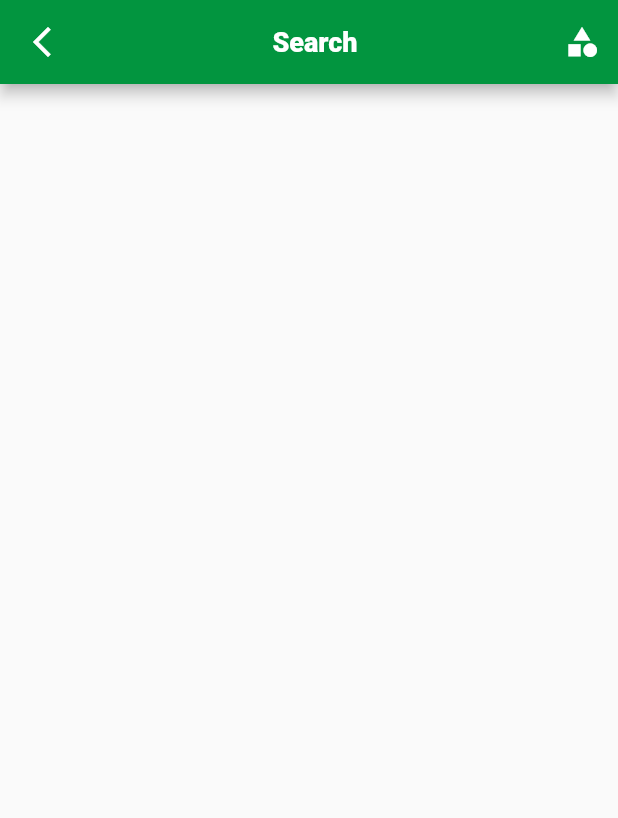
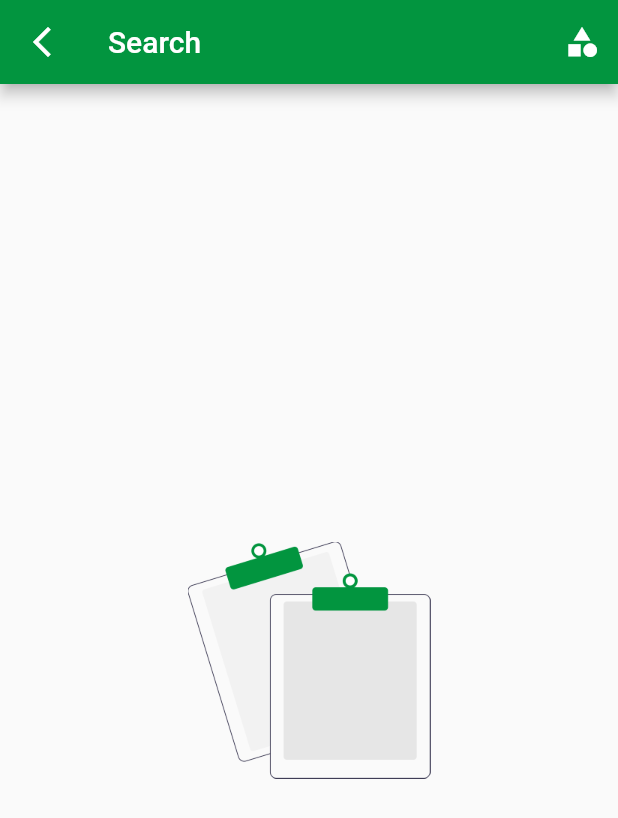
Before and after one commit to prayagdalal/Flutter_Reminder_app, a Flutter app: the screen it shows after launch, after a tap on the "search" icon, on a phone screen of 412 x 824 dp. Shown: the top 818 px of the screen. Run offline on Flutter 3.47's test engine with Material 2 defaults, Android fonts, the phone set to English and light mode, and no system bars; our stand-ins replace flutter_local_notifications, flutter_spinkit, get, google_sign_in, month_picker_dialog and 3 more; missing offline and left inert: connectivity_wrapper, dart:ffi, day_picker, flutter_picker, googleapis, splash_screen_view; accounts and stored records are empty.

Commit message:
New Push with Search Integration

```diff
--- a/lib/controller/task_controller.dart
+++ b/lib/controller/task_controller.dart
@@ -16,13 +16,19 @@ class TaskController extends GetxController {
   late Timer timer;
   List taskId = [];
   late String catName = ''.obs();
+  var searchValue = ''.obs;
 
   @override
   void onInit() {
     tasks.value = [];
+    searchData.value = [];
     fetchTasks();
     tz.initializeTimeZones();
     super.onInit();
+  }
+
+  setSearchValue(value) {
+    searchValue.value = value;
   }
 
   fetchTasks() async {
@@ -69,14 +75,18 @@ class TaskController extends GetxController {
     SharedPrefrences.setSession('default_time', defaultTime);
   }
 
-  fetchSearchTasks(catName) async {
+  fetchSearchTasks({catName}) async {
     print("Fetch search");
     print(catName);
-    // DateTime currentDate = new DateFormat("yyyy-MM-dd HH:mm:ss.SSS")
-    //     .parse(DateTime.now().toString());
-    DBProvider.db.getTaskByCat(catName).then((taskList) {
-      searchData.value = taskList;
-      print(searchData);
-    });
+    if (catName == null || catName == "") {
+      DBProvider.db.getTaskList().then((value) {
+        searchData.value = value;
+      });
+    } else {
+      DBProvider.db.getTaskByCat(catName).then((taskList) {
+        searchData.value = taskList;
+        print(searchData);
+      });
+    }
   }
 }
--- a/lib/presentation/Home/Searchbar/searchbar.dart
+++ b/lib/presentation/Home/Searchbar/searchbar.dart
@@ -24,43 +24,24 @@ var category = [
 
 class SearchBarPage extends StatelessWidget {
   SearchBarPage({Key? key}) : super(key: key);
+  final taskController = Get.put(TaskController());
+  // int length;
+  // length= taskController.tasks.length;
 
   @override
   Widget build(BuildContext context) {
-    return Scaffold(
+    taskController.fetchSearchTasks();
+    return Obx(() => Scaffold(
           appBar: AppBar(
             backgroundColor: green,
-        title: Center(
-          child: CustomText(
-            text: 'Search',
-            color: white,
-            size: 18,
-            weight: FontWeight.w800,
-          ),
-        ),
-        actions: [custome_popupmenu()],
-        leading: IconButton(
-            onPressed: () {
-              Get.back();
-            },
-            icon: Icon(
-              Icons.arrow_back_ios_new,
-              color: white,
-            )),
-      ),
-      body: list_display(),
-      // body: custome_popupmenu(),
-    );
-  }
-}
-
-Widget custome_popupmenu() {
-  final taskController = Get.put(TaskController());
-  return PopupMenuButton(
-    icon: Icon(
-      Icons.category,
-      color: white,
-    ),
+            title: taskController.searchValue.value.isEmpty
+                ? Text("Search")
+                : Text(taskController.searchValue.value.toString()),
+            actions: [
+              //custome_popupmenu()
+              //final taskController = Get.put(TaskController());
+              PopupMenuButton(
+                  icon: Icon(Icons.category, color: white),
                   color: white,
                   itemBuilder: (context) => category
                       .map((item) => PopupMenuItem<String>(
@@ -79,12 +60,64 @@ Widget custome_popupmenu() {
                     // var data = await taskController.searchTask(item.toString());
                     //print(data);
                     //displayData(data);
-      await taskController.fetchSearchTasks(item.toString());
-      print(taskController.searchData);
-      //taskController.fetchTasks();
+                    taskController.setSearchValue(item.toString());
+                    //print(itemName);
+                    await taskController.fetchSearchTasks(
+                        catName: item.toString());
+                    print(taskController.searchData.value);
+                  })
+            ],
+            leading: IconButton(
+                onPressed: () {
+                  taskController.searchValue.value = 'All';
+                  Get.back();
                 },
-  );
+                icon: Icon(
+                  Icons.arrow_back_ios_new,
+                  color: white,
+                )),
+          ),
+          body: Container(
+            child: list_display(),
+          ),
+          // list_display(),
+
+          // body: custome_popupmenu(),
+        ));
   }
+}
+
+// Widget custome_popupmenu() {
+//   final taskController = Get.put(TaskController());
+//   return PopupMenuButton(
+//     icon: Icon(
+//       Icons.category,
+//       color: white,
+//     ),
+//     color: white,
+//     itemBuilder: (context) => category
+//         .map((item) => PopupMenuItem<String>(
+//               value: item,
+//               child: CustomText(
+//                 text: item,
+//                 size: 16,
+//                 weight: FontWeight.w600,
+//               ),
+//             ))
+//         .toList(),
+//     onSelected: (item) async {
+//       // await taskController
+//       //     .searchTask(int.parse(taskController.tasks[index].taskId.toString()));
+//       print('--------------in');
+//       // var data = await taskController.searchTask(item.toString());
+//       //print(data);
+//       //displayData(data);
+//       await taskController.fetchSearchTasks(item.toString());
+//       print(taskController.searchData);
+//       //taskController.fetchTasks();
+//     },
+//   );
+// }
 
 /*Widget custome_body() {
   return Padding(
@@ -126,18 +159,17 @@ Widget custome_popupmenu() {
 Widget list_display() {
   print("List Display");
   final taskController = Get.put(TaskController());
-  return
-      // taskController.tasks.length <= 0
-      //     ? Center(
-      //         child: Image.asset(
-      //         'assets/noData.png',
-      //         scale: 4,
-      //       ))
-      //     :
-
-      Obx(
+  return taskController.searchData.length <= 0
+      ? //taskController.fetchTasks()
+      Center(
+          child: Image.asset(
+          'assets/noData.png',
+          scale: 4,
+        ))
+      : Obx(
           () => ListView.builder(
-        physics: NeverScrollableScrollPhysics(), // <-- this will disable scroll
+              physics:
+                  NeverScrollableScrollPhysics(), // <-- this will disable scroll
               shrinkWrap: true,
               itemCount: taskController.searchData.length,
               itemBuilder: (BuildContext context, int index) {
@@ -166,59 +198,13 @@ Widget list_display() {
                                 // ignore: prefer_const_literals_to_create_immutables
                                 children: [
                                   CustomText(
-                              text: taskController.searchData[index].taskTitle
+                                    text: taskController
+                                        .searchData[index].taskTitle
                                         .toString(),
                                     color: black,
                                     size: 18,
                                   ),
                                   Spacer(),
-                            // PopupMenuButton(
-                            //   icon: Icon(Icons.more_vert),
-                            //   color: white,
-                            //   itemBuilder: (context) => category
-                            //       .map((item) => PopupMenuItem<String>(
-                            //             value: item,
-                            //             child: CustomText(
-                            //               text: item,
-                            //               size: 16,
-                            //               weight: FontWeight.w600,
-                            //             ),
-                            //           ))
-                            //       .toList(),
-                            //   onSelected: (item) async {
-                            //     await taskController.searchTask(
-                            //         taskController.tasks[index].categoryName);
-
-                            //     // if (item == 0) {
-                            //     //   await taskController.cancleNotification(
-                            //     //       int.parse(taskController
-                            //     //           .tasks[index].taskId
-                            //     //           .toString()));
-                            //     //   TaskModel taskObj = TaskModel();
-                            //     //   taskObj = taskController.tasks[index];
-                            //     //   taskObj.isActive = 0;
-                            //     //   // taskObj.taskId =
-                            //     //   //     taskController.tasks[index].taskId;
-                            //     //   // taskObj.time =
-                            //     //   //     taskController.tasks[index].time;
-                            //     //   // taskObj.updatedTime = taskController
-                            //     //   //     .tasks[index].updatedTime;
-                            //     //   await taskController.editTask(taskObj);
-                            //     //   taskController.fetchTasks();
-                            //     // }
-                            //     // if (item == 2) {
-                            //     //   await taskController.cancleNotification(
-                            //     //       int.parse(taskController
-                            //     //           .tasks[index].taskId
-                            //     //           .toString()));
-                            //     //   await taskController.deleteTask(
-                            //     //       int.parse(taskController
-                            //     //           .tasks[index].taskId
-                            //     //           .toString()));
-                            //     //   taskController.fetchTasks();
-                            //     // }
-                            //   },
-                            // ),
                                 ],
                               ),
                             ),
```
Also changed, not shown: lib/controller/backup_restoreController.dart (+38 -19 lines). Lines whose indentation alone changed are shown as unchanged.
